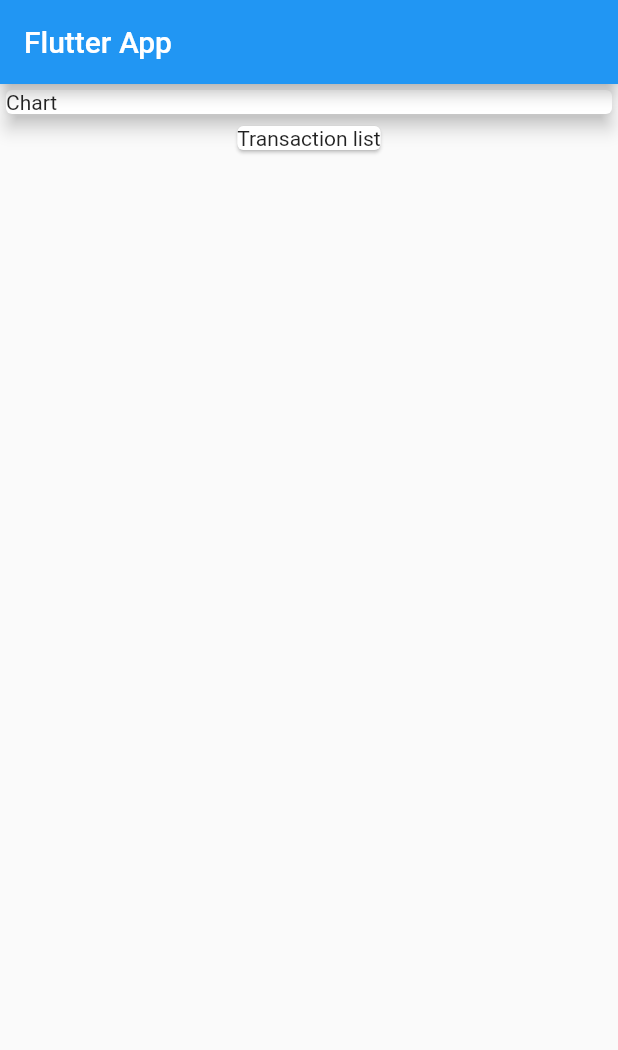
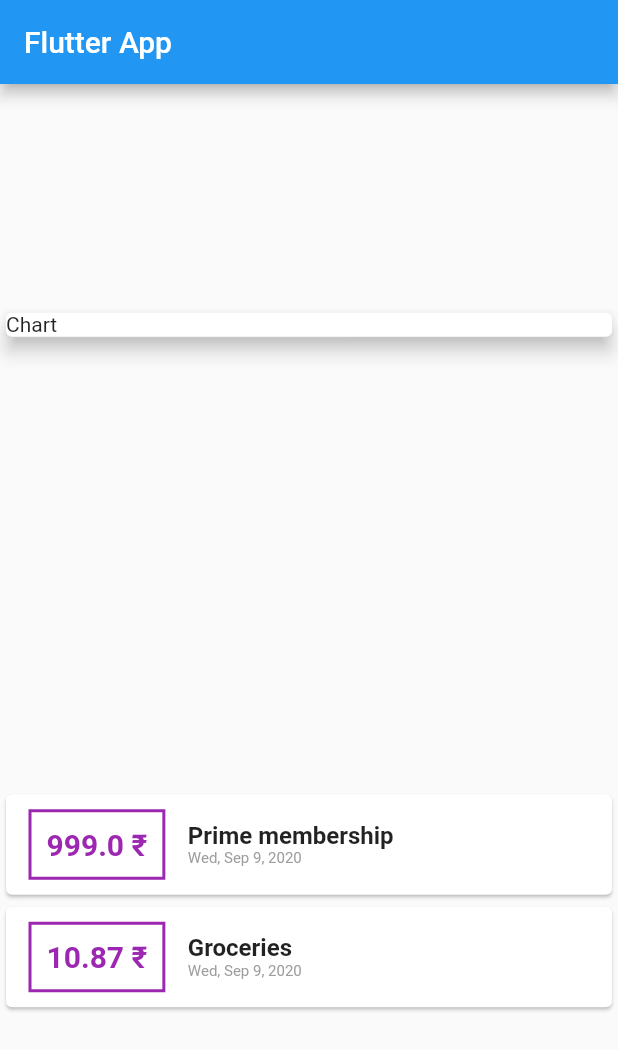
Before and after one commit to chaitnayabasava/personal-expenses-app, a Flutter app: the screen it shows after launch, on a phone screen of 412 x 824 dp. Shown: the top 1050 px of the screen. Run offline on Flutter 3.47's test engine with Material 2 defaults, Android fonts, the phone set to English and light mode, and no system bars.

Commit message:
created widget to display transactions in main file

```diff
--- a/lib/main.dart
+++ b/lib/main.dart
@@ -1,4 +1,5 @@
 import 'package:flutter/material.dart';
+import 'package:intl/intl.dart';
 
 import './transaction.dart';
 
@@ -25,7 +26,7 @@ class MyHomePage extends StatelessWidget {
     Transaction(
       id: 't2',
       title: 'Groceries',
-      amount: 102.87,
+      amount: 10.87,
       date: DateTime.now(),
     ),
   ];
@@ -37,6 +38,7 @@ class MyHomePage extends StatelessWidget {
         title: Text('Flutter App'),
       ),
       body: Column(
+        mainAxisAlignment: MainAxisAlignment.spaceAround,
         children: [
           Container(
             width: double.infinity,
@@ -45,8 +47,55 @@ class MyHomePage extends StatelessWidget {
               elevation: 5,
             ),
           ),
-          Card(
-            child: Text('Transaction list'),
+          Column(
+            children: transactions.map((tr) {
+              return Card(
+                child: Row(
+                  children: [
+                    Container(
+                      padding: EdgeInsets.all(10),
+                      margin: EdgeInsets.symmetric(
+                        horizontal: 15,
+                        vertical: 10,
+                      ),
+                      decoration: BoxDecoration(
+                        border: Border.all(
+                          color: Colors.purple,
+                          width: 2,
+                        ),
+                      ),
+                      child: Text(
+                        '${tr.amount} \u20B9',
+                        style: TextStyle(
+                          fontWeight: FontWeight.bold,
+                          fontSize: 20,
+                          color: Colors.purple,
+                        ),
+                      ),
+                    ),
+                    Column(
+                      crossAxisAlignment: CrossAxisAlignment.start,
+                      children: [
+                        Text(
+                          tr.title,
+                          style: TextStyle(
+                            fontWeight: FontWeight.bold,
+                            fontSize: 16,
+                          ),
+                        ),
+                        Text(
+                          DateFormat.yMMMEd().format(tr.date),
+                          style: TextStyle(
+                            color: Colors.grey,
+                            fontSize: 10,
+                          ),
+                        )
+                      ],
+                    ),
+                  ],
+                ),
+              );
+            }).toList(),
           )
         ],
       ),
```
Also changed, not shown: pubspec.yaml (+2 -7 lines), pubspec.lock.
